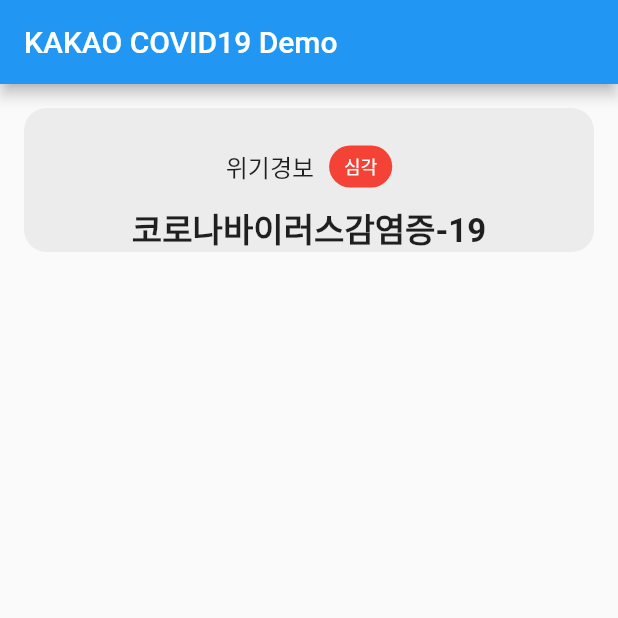
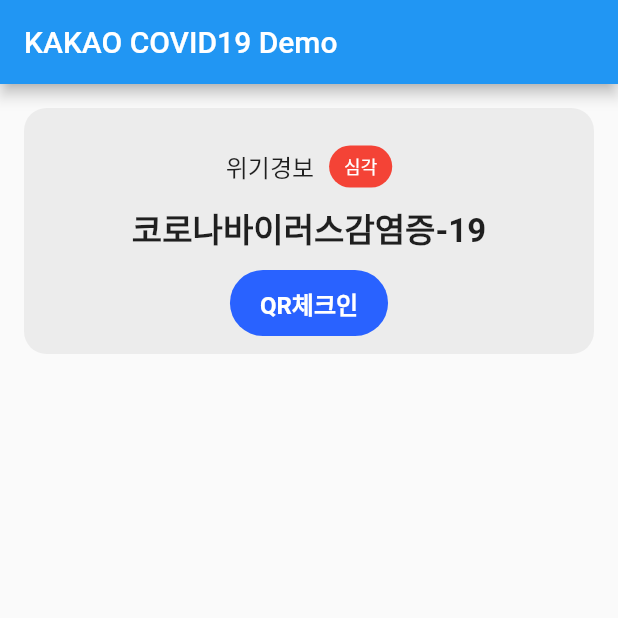
Before and after one commit to any1ok/kakao_covid_clone, a Flutter app: the screen it shows after launch, on a phone screen of 412 x 824 dp, the top half of it. Run offline on Flutter 3.47's test engine with Material 2 defaults, Android fonts, the phone set to English and light mode, and no system bars.

Commit message:
TextButton

```diff
--- a/lib/main.dart
+++ b/lib/main.dart
@@ -50,32 +50,53 @@ class _MyCovid19PageState extends State<MyCovid19Page> {
                 Row(
                   mainAxisAlignment: MainAxisAlignment.center,
                   children: [
-                    Text("위기경보",
+                    const Text("위기경보",
                     style: TextStyle(
                       fontSize: 16,
                     ),),
-                    SizedBox(
+                    const SizedBox(
                       width: 10,  // 가상박스를 넣어 거리 조절 지린다~
                     ),
                     Container(
                       padding:
-                      EdgeInsets.symmetric(vertical: 5,horizontal: 10),
-                      decoration: BoxDecoration(
+                      const EdgeInsets.symmetric(vertical: 5,horizontal: 10),
+                      decoration: const BoxDecoration(
                         color: Colors.red,
                         borderRadius: BorderRadius.all(
                           Radius.circular(15.0),
                         )),
-                      child: Text("심각",
+                      child: const Text("심각",
                         style: TextStyle(color: Colors.white, fontSize: 12))
                     )
                   ],
                 ),
+                const SizedBox(
+                  height: 10,
+                ),
+                const Text("코로나바이러스감염증-19",
+                    style:
+                    TextStyle(fontSize: 22, fontWeight: FontWeight.bold)),
+                const SizedBox(
+                  height: 10,
+                ),
+                TextButton(
+                  onPressed: () {},
+                  style: TextButton.styleFrom(
+                    padding: const EdgeInsets.symmetric(vertical: 10,horizontal: 20),
+                    primary: Colors.white, // 터치시 색깔 변경
+                    backgroundColor: Colors.blueAccent[700],
+                    shape: StadiumBorder(),
+                  ),
+                  child: const Text("QR체크인",
+                      style: TextStyle(
+                          fontSize: 16,
+                          color: Colors.white,
+                          fontWeight: FontWeight.bold)
+                  ),
+                ),
                 SizedBox(
                   height: 10,
                 ),
-                Text("코로나바이러스감염증-19",
-                    style:
-                    TextStyle(fontSize: 22, fontWeight: FontWeight.bold)),
               ],
             ),
           ),
```
